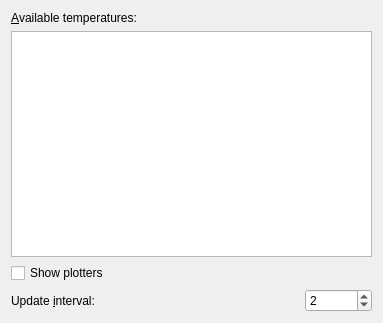
This is plasma/applets/system-monitor/temperature-config.ui in mgottschlag/kwin-tiling as Qt 5 draws it before an edit. The edited form follows.
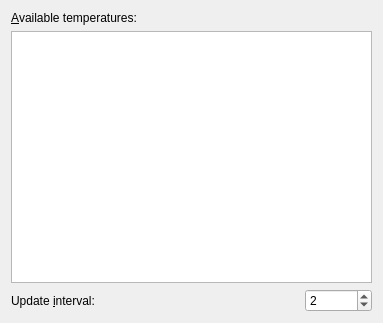
This is the edited form.

Commit message: Add advanced config page to temperature.

```diff
--- a/plasma/applets/system-monitor/temperature-config.ui
+++ b/plasma/applets/system-monitor/temperature-config.ui
@@ -37,14 +37,7 @@
     </widget>
    </item>
    <item>
-    <widget class="QCheckBox" name="showPlotters" >
-     <property name="text" >
-      <string>Show plotters</string>
-     </property>
-    </widget>
-   </item>
-   <item>
-    <layout class="QHBoxLayout" >
+    <layout class="QHBoxLayout">
      <item>
       <widget class="QLabel" name="label_2" >
        <property name="text" >
```
Left out of the diff: 45 changed lines with no effect on the pictures. The commit also changes 4 other files.
